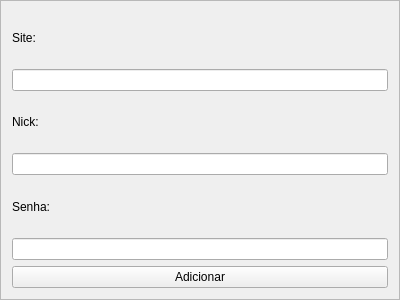
The window that PasswordManager2/addentry.ui (ecsanchesjr/ProjetoSeguran-a) describes before a commit, drawn with Qt 5.
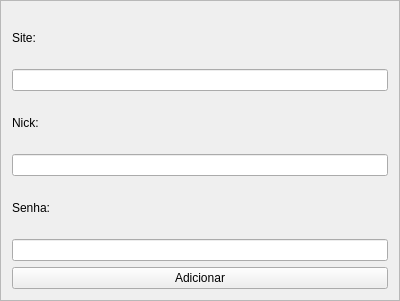
The same window after the commit.

```diff
--- a/PasswordManager2/addentry.ui
+++ b/PasswordManager2/addentry.ui
@@ -7,7 +7,7 @@
     <x>0</x>
     <y>0</y>
     <width>400</width>
-    <height>300</height>
+    <height>301</height>
    </rect>
   </property>
   <property name="windowTitle">
```
